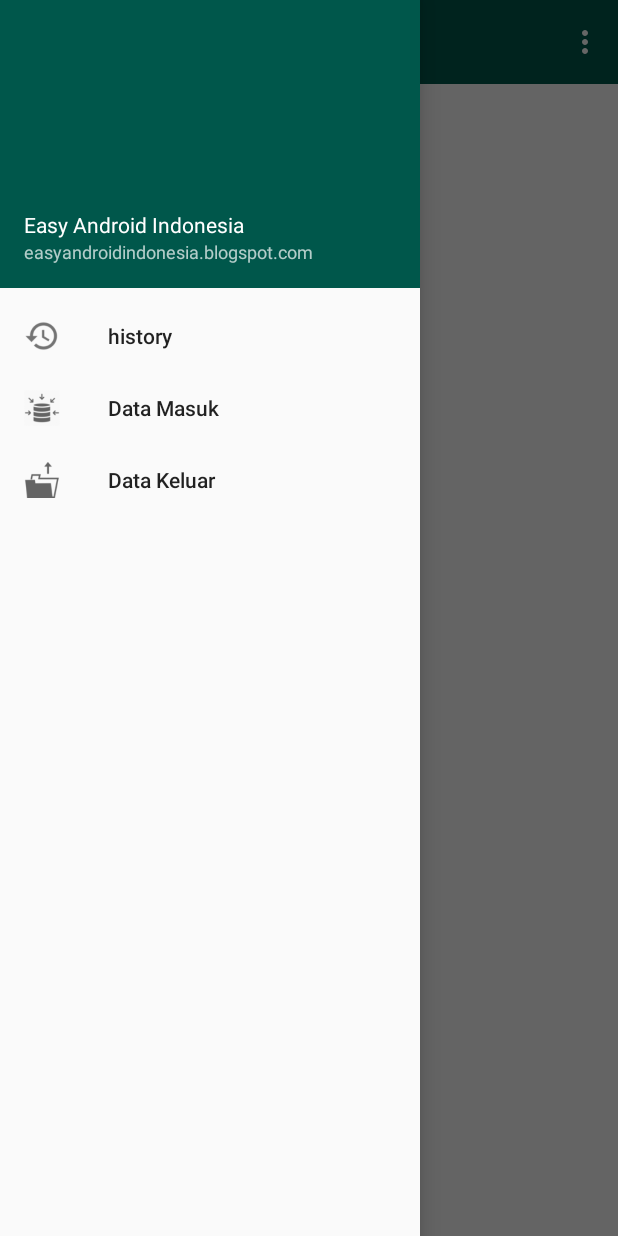
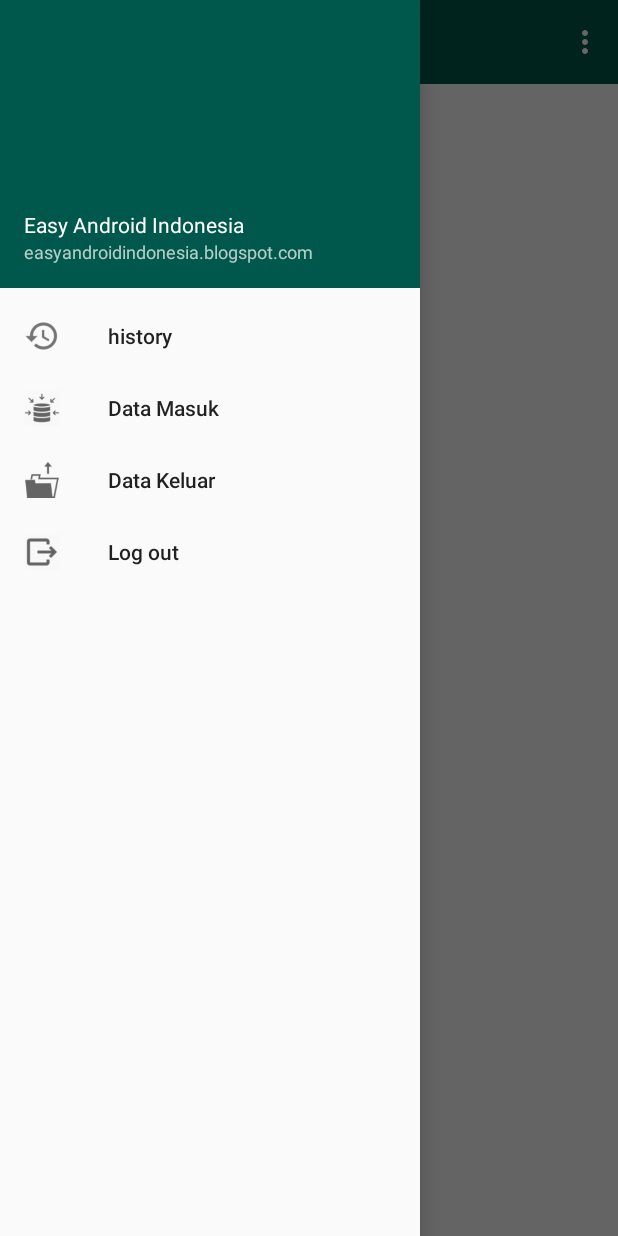
Before and after one commit to soyidwahyud/miniproject, an Android app: the screen it shows after launch (home), with the side drawer open, on a phone screen of 412 x 824 dp. Run offline under Robolectric (Android 15) with nearby library versions, the phone set to English and light mode, and no system bars.

Commit message:
update resource menu dan update resource value

```diff
--- a/app/src/main/res/menu/menu.xml
+++ b/app/src/main/res/menu/menu.xml
@@ -1,4 +1,6 @@
 <?xml version="1.0" encoding="utf-8"?>
-<menu xmlns:android="http://schemas.android.com/apk/res/android">
+<menu xmlns:android="http://schemas.android.com/apk/res/android"
+    xmlns:app="http://schemas.android.com/apk/res-auto">
+
 
 </menu>
--- a/app/src/main/res/menu/menu_main.xml
+++ b/app/src/main/res/menu/menu_main.xml
@@ -6,4 +6,5 @@
         android:orderInCategory="100"
         android:title="@string/action_settings"
         app:showAsAction="never" />
+
 </menu>
--- a/app/src/main/res/menu/nav_drawer_menu.xml
+++ b/app/src/main/res/menu/nav_drawer_menu.xml
@@ -13,5 +13,10 @@
             android:id="@+id/nav_datak"
             android:icon="@drawable/ic_datakeluar"
             android:title="@string/data_keluar" />
+        <item
+            android:id="@+id/nav_logout"
+            android:icon="@drawable/ic_logout"
+            android:title="@string/logout"
+            />
     </group>
 </menu>
--- a/app/src/main/res/values/strings.xml
+++ b/app/src/main/res/values/strings.xml
@@ -7,9 +7,9 @@
     <string name="action_sign_in_short">Sign in</string>
     <string name="welcome">"Welcome !"</string>
     <string name="invalid_username">Not a valid username</string>
-    <string name="invalid_password">Password must be >5 characters</string>
+    <string name="invalid_password">Password error</string>
     <string name="login_failed">"Login failed"</string>
-
+    <string name="failed_user">Wrong username</string>
     <string name="action_settings">Settings</string>
     <string name="history">history</string>
     <string name="gallery">Data Masuk</string>
@@ -21,4 +21,5 @@
     <string name="drawer_close">Close navigation drawer</string>
     <!-- TODO: Remove or change this placeholder text -->
     <string name="hello_blank_fragment">Hello blank fragment</string>
+    <string name="logout">Log out</string>
 </resources>
```
Also changed, not shown: app/src/main/java/com/example/bloodbankinventory/fragment/LogOutFragment.java (added, +61 -0 lines).
